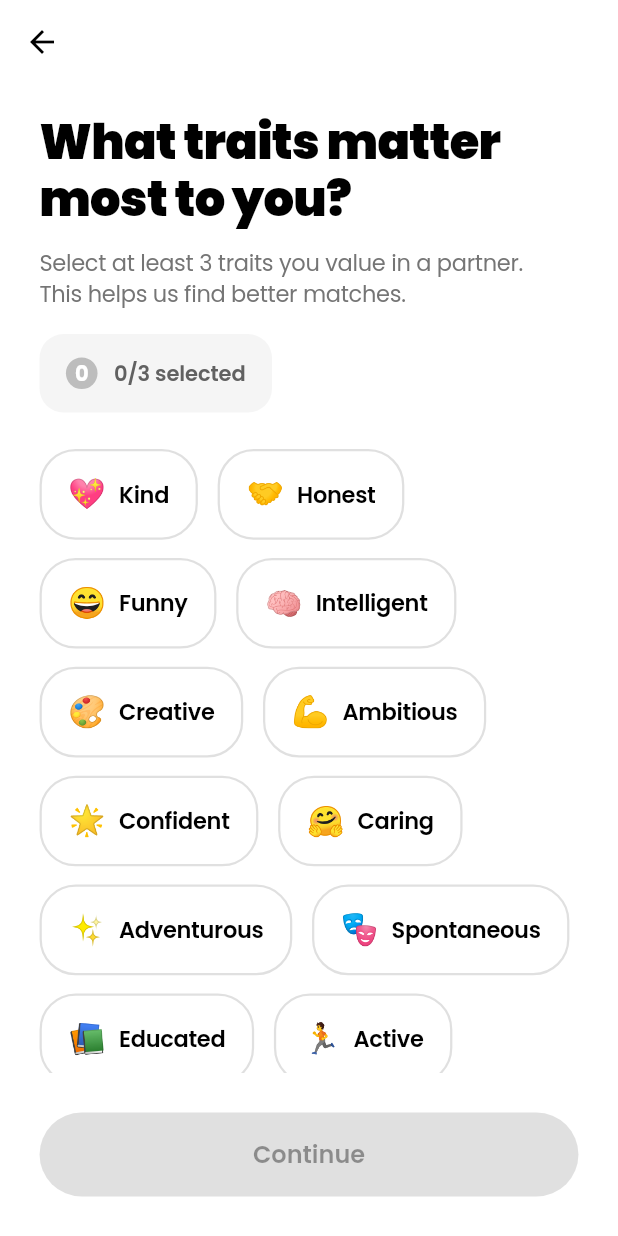
After one commit to alumbwe1/datadateApp, a Flutter app: the OnboardingTraitsPage screen opened by its route, on a phone screen of 412 x 824 dp. The commit adds this screen. Run offline on Flutter 3.47's test engine with Material 3 defaults, Android fonts, the phone set to English and light mode, and no system bars; our stand-ins replace cached_network_image, dartz, dio, equatable, flutter_card_swiper, flutter_riverpod and 9 more; accounts and stored records are empty; network calls fail.

Commit message:
feat(onboarding): Add gender preference and traits pages to onboarding flow
- Create new onboarding pages for gender preference and traits selection
- Update app router to include new onboarding routes
- Add ONBOARDING_FLOW.md documentation detailing complete onboarding journey
- Implement OnboardingGenderPreferencePage with emoji-based selection
- Implement OnboardingTraitsPage with multi-trait selection
- Update OnboardingProvider to support new onboarding steps
- Enhance navigation flow for more comprehensive user onboarding experience

```diff
--- a/lib/core/router/app_router.dart
+++ b/lib/core/router/app_router.dart
@@ -2,6 +2,8 @@ import 'package:go_router/go_router.dart';
 import '../../features/auth/presentation/pages/login_page.dart';
 import '../../features/auth/presentation/pages/register_page.dart';
 import '../../features/onboarding/presentation/pages/onboarding_welcome_page.dart';
+import '../../features/onboarding/presentation/pages/onboarding_gender_preference_page.dart';
+import '../../features/onboarding/presentation/pages/onboarding_traits_page.dart';
 import '../../features/onboarding/presentation/pages/onboarding_dating_goal_page.dart';
 import '../../features/onboarding/presentation/pages/onboarding_interests_page.dart';
 import '../../features/onboarding/presentation/pages/onboarding_complete_page.dart';
@@ -17,6 +19,14 @@ class AppRouter {
         builder: (context, state) => const OnboardingWelcomePage(),
       ),
       GoRoute(
+        path: '/onboarding/gender-preference',
+        builder: (context, state) => const OnboardingGenderPreferencePage(),
+      ),
+      GoRoute(
+        path: '/onboarding/traits',
+        builder: (context, state) => const OnboardingTraitsPage(),
+      ),
+      GoRoute(
         path: '/onboarding/dating-goal',
         builder: (context, state) => const OnboardingDatingGoalPage(),
       ),
@@ -24,7 +34,6 @@ class AppRouter {
         path: '/onboarding/interests',
         builder: (context, state) => const OnboardingInterestsPage(),
       ),
-
       GoRoute(
         path: '/onboarding/complete',
         builder: (context, state) => const OnboardingCompletePage(),
--- /dev/null
+++ b/lib/features/onboarding/presentation/pages/onboarding_traits_page.dart
@@ -0,0 +1,235 @@
+import 'package:flutter/material.dart';
+import 'package:flutter/services.dart';
+import 'package:flutter_riverpod/flutter_riverpod.dart';
+import 'package:flutter_screenutil/flutter_screenutil.dart';
+import 'package:go_router/go_router.dart';
+import '../../../../core/constants/app_style.dart';
+import '../../../../core/widgets/custom_button.dart';
+import '../providers/onboarding_provider.dart';
+
+class OnboardingTraitsPage extends ConsumerWidget {
+  const OnboardingTraitsPage({super.key});
+
+  static const List<Map<String, dynamic>> traits = [
+    {'emoji': '💖', 'label': 'Kind', 'value': 'kind'},
+    {'emoji': '🤝', 'label': 'Honest', 'value': 'honest'},
+    {'emoji': '😄', 'label': 'Funny', 'value': 'funny'},
+    {'emoji': '🧠', 'label': 'Intelligent', 'value': 'intelligent'},
+    {'emoji': '🎨', 'label': 'Creative', 'value': 'creative'},
+    {'emoji': '💪', 'label': 'Ambitious', 'value': 'ambitious'},
+    {'emoji': '🌟', 'label': 'Confident', 'value': 'confident'},
+    {'emoji': '🤗', 'label': 'Caring', 'value': 'caring'},
+    {'emoji': '✨', 'label': 'Adventurous', 'value': 'adventurous'},
+    {'emoji': '🎭', 'label': 'Spontaneous', 'value': 'spontaneous'},
+    {'emoji': '📚', 'label': 'Educated', 'value': 'educated'},
+    {'emoji': '🏃', 'label': 'Active', 'value': 'active'},
+    {'emoji': '🎵', 'label': 'Musical', 'value': 'musical'},
+    {'emoji': '🍳', 'label': 'Good Cook', 'value': 'good_cook'},
+    {'emoji': '💼', 'label': 'Career-Focused', 'value': 'career_focused'},
+    {'emoji': '🌍', 'label': 'Traveler', 'value': 'traveler'},
+  ];
+
+  @override
+  Widget build(BuildContext context, WidgetRef ref) {
+    final selectedTraits = ref.watch(
+      onboardingProvider.select((state) => state.desiredTraits),
+    );
+
+    return Scaffold(
+      backgroundColor: Colors.white,
+      appBar: AppBar(
+        backgroundColor: Colors.white,
+        elevation: 0,
+        leading: IconButton(
+          icon: const Icon(Icons.arrow_back, color: Colors.black),
+          onPressed: () {
+            HapticFeedback.lightImpact();
+            context.pop();
+          },
+        ),
+      ),
+      body: SafeArea(
+        child: Column(
+          crossAxisAlignment: CrossAxisAlignment.start,
+          children: [
+            Padding(
+              padding: EdgeInsets.symmetric(horizontal: 24.w),
+              child: Column(
+                crossAxisAlignment: CrossAxisAlignment.start,
+                children: [
+                  SizedBox(height: 20.h),
+                  Text(
+                    'What traits matter\nmost to you?',
+                    style: appStyle(
+                      32,
+                      Colors.black,
+                      FontWeight.w900,
+                    ).copyWith(letterSpacing: -0.5, height: 1.2),
+                  ),
+                  SizedBox(height: 12.h),
+                  Text(
+                    'Select at least 3 traits you value in a partner.\nThis helps us find better matches.',
+                    style: appStyle(
+                      15,
+                      Colors.grey[600]!,
+                      FontWeight.w400,
+                    ).copyWith(letterSpacing: -0.2, height: 1.4),
+                  ),
+                  SizedBox(height: 16.h),
+                  Container(
+                    padding: EdgeInsets.symmetric(
+                      horizontal: 16.w,
+                      vertical: 10.h,
+                    ),
+                    decoration: BoxDecoration(
+                      color: Colors.grey[100],
+                      borderRadius: BorderRadius.circular(16),
+                    ),
+                    child: Row(
+                      mainAxisSize: MainAxisSize.min,
+                      children: [
+                        Container(
+                          padding: const EdgeInsets.all(6),
+                          decoration: BoxDecoration(
+                            color: selectedTraits.length >= 3
+                                ? Colors.black
+                                : Colors.grey[400],
+                            shape: BoxShape.circle,
+                          ),
+                          child: Text(
+                            '${selectedTraits.length}',
+                            style: appStyle(14, Colors.white, FontWeight.w700),
+                          ),
+                        ),
+                        SizedBox(width: 10.w),
+                        Text(
+                          '${selectedTraits.length}/3 selected',
+                          style: appStyle(
+                            14,
+                            Colors.grey[700]!,
+                            FontWeight.w600,
+                          ),
+                        ),
+                      ],
+                    ),
+                  ),
+                ],
+              ),
+            ),
+            SizedBox(height: 24.h),
+            Expanded(
+              child: SingleChildScrollView(
+                physics: const BouncingScrollPhysics(),
+                padding: EdgeInsets.symmetric(horizontal: 24.w),
+                child: Wrap(
+                  spacing: 12.w,
+                  runSpacing: 12.h,
+                  children: traits.map((trait) {
+                    final isSelected = selectedTraits.contains(trait['value']);
+                    return _TraitChip(
+                      emoji: trait['emoji'],
+                      label: trait['label'],
+                      isSelected: isSelected,
+                      onTap: () {
+                        HapticFeedback.selectionClick();
+                        if (isSelected) {
+                          ref
+                              .read(onboardingProvider.notifier)
+                              .removeDesiredTrait(trait['value']);
+                        } else {
+                          ref
+                              .read(onboardingProvider.notifier)
+                              .addDesiredTrait(trait['value']);
+                        }
+                      },
+                    );
+                  }).toList(),
+                ),
+              ),
+            ),
+            Padding(
+              padding: EdgeInsets.all(24.w),
+              child: CustomButton(
+                text: 'Continue',
+                onPressed: selectedTraits.length >= 3
+                    ? () {
+                        HapticFeedback.mediumImpact();
+                        context.push('/onboarding/dating-goal');
+                      }
+                    : null,
+              ),
+            ),
+          ],
+        ),
+      ),
+    );
+  }
+}
+
+class _TraitChip extends StatelessWidget {
+  final String emoji;
+  final String label;
+  final bool isSelected;
+  final VoidCallback onTap;
+
+  const _TraitChip({
+    required this.emoji,
+    required this.label,
+    required this.isSelected,
+    required this.onTap,
+  });
+
+  @override
+  Widget build(BuildContext context) {
+    return GestureDetector(
+      onTap: onTap,
+      child: AnimatedContainer(
+        duration: const Duration(milliseconds: 200),
+        padding: EdgeInsets.symmetric(horizontal: 16.w, vertical: 14.h),
+        decoration: BoxDecoration(
+          color: isSelected ? Colors.black : Colors.white,
+          borderRadius: BorderRadius.circular(24),
+          border: Border.all(
+            color: isSelected ? Colors.black : Colors.grey.shade300,
+            width: isSelected ? 2 : 1.5,
+          ),
+          boxShadow: isSelected
+              ? [
+                  BoxShadow(
+                    color: Colors.black.withValues(alpha: 0.15),
+                    blurRadius: 12,
+                    offset: const Offset(0, 4),
+                  ),
+                ]
+              : [],
+        ),
+        child: Row(
+          mainAxisSize: MainAxisSize.min,
+          children: [
+            Text(emoji, style: const TextStyle(fontSize: 20)),
+            SizedBox(width: 8.w),
+            Text(
+              label,
+              style: appStyle(
+                15,
+                isSelected ? Colors.white : Colors.black,
+                FontWeight.w600,
+              ).copyWith(letterSpacing: -0.2),
+            ),
+            if (isSelected) ...[
+              SizedBox(width: 6.w),
+              Container(
+                padding: const EdgeInsets.all(2),
+                decoration: const BoxDecoration(
+                  color: Colors.white,
+                  shape: BoxShape.circle,
+                ),
+                child: const Icon(Icons.check, color: Colors.black, size: 14),
+              ),
+            ],
+          ],
+        ),
+      ),
+    );
+  }
+}
--- a/lib/features/onboarding/presentation/providers/onboarding_provider.dart
+++ b/lib/features/onboarding/presentation/providers/onboarding_provider.dart
@@ -8,6 +8,8 @@ class OnboardingState {
   final String? password;
   final int? age;
   final String? gender;
+  final String? genderPreference;
+  final List<String> desiredTraits;
   final String? datingGoal;
   final List<String> interests;
   final String? location;
@@ -19,6 +21,8 @@ class OnboardingState {
     this.password,
     this.age,
     this.gender,
+    this.genderPreference,
+    this.desiredTraits = const [],
     this.datingGoal,
     this.interests = const [],
     this.location,
@@ -31,6 +35,8 @@ class OnboardingState {
     String? password,
     int? age,
     String? gender,
+    String? genderPreference,
+    List<String>? desiredTraits,
     String? datingGoal,
     List<String>? interests,
     String? location,
@@ -42,6 +48,8 @@ class OnboardingState {
       password: password ?? this.password,
       age: age ?? this.age,
       gender: gender ?? this.gender,
+      genderPreference: genderPreference ?? this.genderPreference,
+      desiredTraits: desiredTraits ?? this.desiredTraits,
       datingGoal: datingGoal ?? this.datingGoal,
       interests: interests ?? this.interests,
       location: location ?? this.location,
@@ -75,6 +83,22 @@ class OnboardingNotifier extends StateNotifier<OnboardingState> {
       password: password,
       age: age,
       gender: gender,
+    );
+  }
+
+  void setGenderPreference(String preference) {
+    state = state.copyWith(genderPreference: preference);
+  }
+
+  void addDesiredTrait(String trait) {
+    if (!state.desiredTraits.contains(trait)) {
+      state = state.copyWith(desiredTraits: [...state.desiredTraits, trait]);
+    }
+  }
+
+  void removeDesiredTrait(String trait) {
+    state = state.copyWith(
+      desiredTraits: state.desiredTraits.where((t) => t != trait).toList(),
     );
   }
 
```
Also changed, not shown: lib/features/onboarding/presentation/pages/onboarding_gender_preference_page.dart (added, +210 -0 lines), 1 other file.
